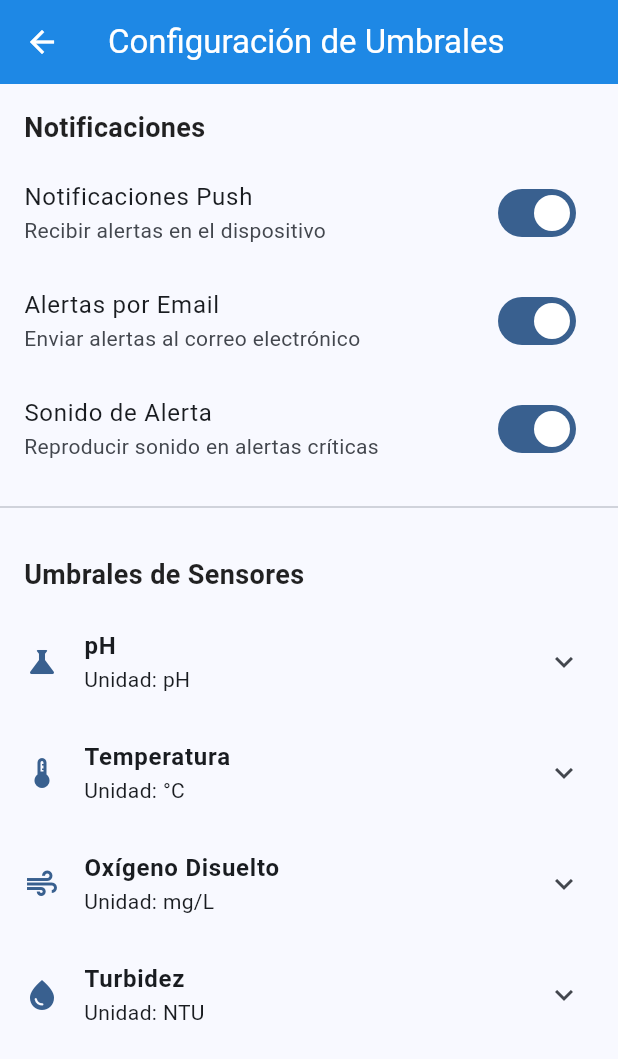
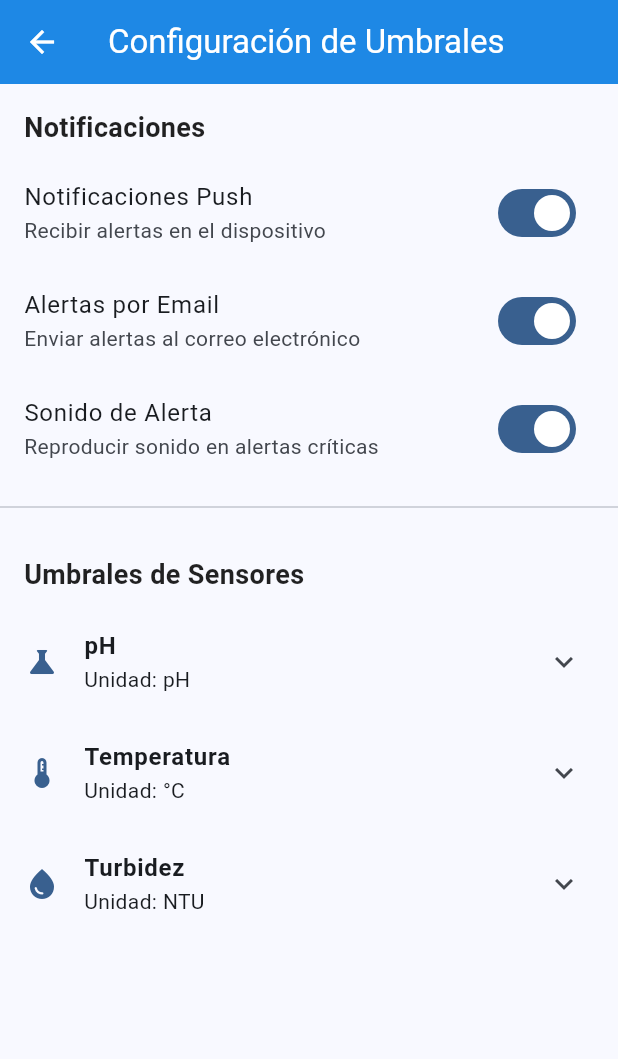
Before and after one commit to xhandlr/water-quality-monitoring, a Flutter app: the screen it shows after launch, after a tap on "Iniciar Sesión", after a tap on the "settings" icon, on a phone screen of 412 x 824 dp. Shown: the top 1059 px of the screen. Run offline on Flutter 3.47's test engine with Material 3 defaults, Android fonts, the phone set to English and light mode, and no system bars; our stand-ins replace fl_chart.

Commit message:
refactor: eliminar ejemplos de datos de cloro u oxígeno

```diff
--- a/app-mobile/lib/features/monitoring/pages/alerts_page.dart
+++ b/app-mobile/lib/features/monitoring/pages/alerts_page.dart
@@ -50,26 +50,6 @@ class _AlertsPageState extends State<AlertsPage> {
           timestamp: DateTime.now().subtract(const Duration(hours: 1)),
           value: 7.2,
           unit: 'pH',
-          isRead: true,
-        ),
-        Alert(
-          id: '4',
-          sensorName: 'Oxígeno Disuelto',
-          message: 'Nivel bajo detectado',
-          severity: SensorStatus.warning,
-          timestamp: DateTime.now().subtract(const Duration(hours: 2)),
-          value: 5.1,
-          unit: 'mg/L',
-          isRead: true,
-        ),
-        Alert(
-          id: '5',
-          sensorName: 'Cloro Residual',
-          message: 'Nivel crítico bajo',
-          severity: SensorStatus.critical,
-          timestamp: DateTime.now().subtract(const Duration(hours: 3)),
-          value: 0.3,
-          unit: 'mg/L',
           isRead: true,
         ),
       ];
--- a/app-mobile/lib/features/monitoring/pages/charts_page.dart
+++ b/app-mobile/lib/features/monitoring/pages/charts_page.dart
@@ -25,10 +25,8 @@ class _ChartsPageState extends State<ChartsPage> {
   final List<String> _sensors = [
     'pH',
     'Temperatura',
-    'Oxígeno Disuelto',
     'Turbidez',
     'Conductividad',
-    'Cloro Residual',
   ];
 
   // Datos simulados para gráficos
--- a/app-mobile/lib/features/monitoring/pages/dashboard_page.dart
+++ b/app-mobile/lib/features/monitoring/pages/dashboard_page.dart
@@ -49,17 +49,6 @@ class _DashboardPageState extends State<DashboardPage> {
           maxThreshold: 30.0,
         ),
         SensorReading(
-          id: '3',
-          name: 'Oxígeno Disuelto',
-          value: 5.8,
-          unit: 'mg/L',
-          status: SensorStatus.good,
-          timestamp: DateTime.now(),
-          icon: Icons.air,
-          minThreshold: 5.0,
-          maxThreshold: 10.0,
-        ),
-        SensorReading(
           id: '4',
           name: 'Turbidez',
           value: 45.2,
@@ -80,17 +69,6 @@ class _DashboardPageState extends State<DashboardPage> {
           icon: Icons.electric_bolt,
           minThreshold: 200,
           maxThreshold: 800,
-        ),
-        SensorReading(
-          id: '6',
-          name: 'Cloro Residual',
-          value: 1.2,
-          unit: 'mg/L',
-          status: SensorStatus.good,
-          timestamp: DateTime.now(),
-          icon: Icons.water,
-          minThreshold: 0.5,
-          maxThreshold: 2.0,
         ),
       ];
       _isLoading = false;
--- a/app-mobile/lib/features/monitoring/pages/settings_page.dart
+++ b/app-mobile/lib/features/monitoring/pages/settings_page.dart
@@ -50,16 +50,6 @@ class _SettingsPageState extends State<SettingsPage> {
       minCritical: 10.0,
       maxCritical: 35.0,
       unit: '°C',
-    ),
-    ThresholdSetting(
-      sensorId: 'oxygen',
-      sensorName: 'Oxígeno Disuelto',
-      icon: Icons.air,
-      minWarning: 5.0,
-      maxWarning: 10.0,
-      minCritical: 3.0,
-      maxCritical: 12.0,
-      unit: 'mg/L',
     ),
     ThresholdSetting(
       sensorId: 'turbidity',
```
Also changed, not shown: 1 other file.
